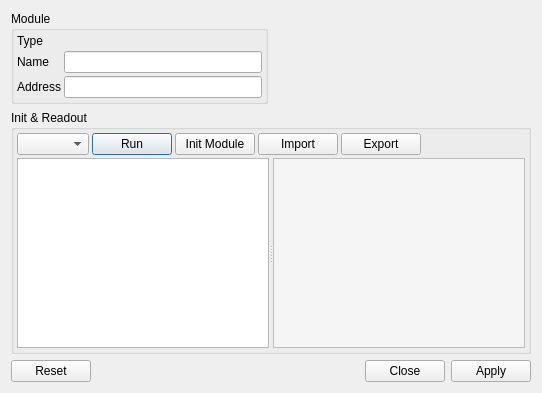
Qt form module_config_dialog.ui (flueke/mvme) before a commit.
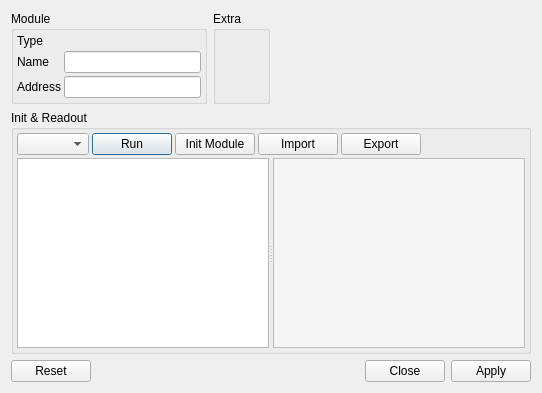
The same form after that commit.

What changed in the file:
```diff
--- a/module_config_dialog.ui
+++ b/module_config_dialog.ui
@@ -14,7 +14,7 @@
    <string>Dialog</string>
   </property>
   <layout class="QGridLayout" name="gridLayout" rowstretch="0,1,0">
-   <item row="1" column="0" colspan="2">
+   <item row="1" column="0" colspan="3">
     <widget class="QGroupBox" name="groupBox">
      <property name="title">
       <string>Init &amp;&amp; Readout</string>
@@ -184,7 +184,7 @@
      </layout>
     </widget>
    </item>
-   <item row="0" column="1">
+   <item row="0" column="2">
     <spacer name="horizontalSpacer">
      <property name="orientation">
       <enum>Qt::Horizontal</enum>
@@ -197,7 +197,7 @@
      </property>
     </spacer>
    </item>
-   <item row="2" column="0" colspan="2">
+   <item row="2" column="0" colspan="3">
     <widget class="QDialogButtonBox" name="buttonBox">
      <property name="orientation">
       <enum>Qt::Horizontal</enum>
@@ -207,6 +207,13 @@
      </property>
     </widget>
    </item>
+   <item row="0" column="1">
+    <widget class="QGroupBox" name="gb_extra">
+     <property name="title">
+      <string>Extra</string>
+     </property>
+    </widget>
+   </item>
   </layout>
  </widget>
  <resources/>
```
